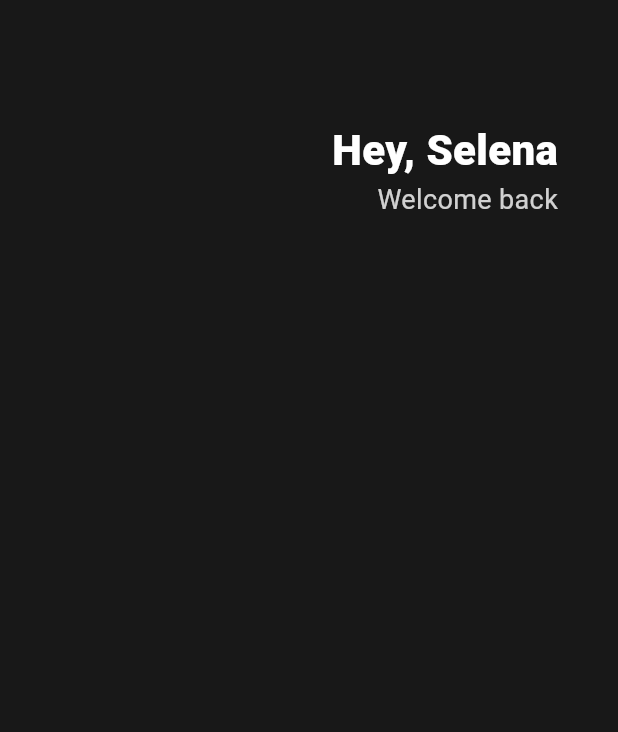
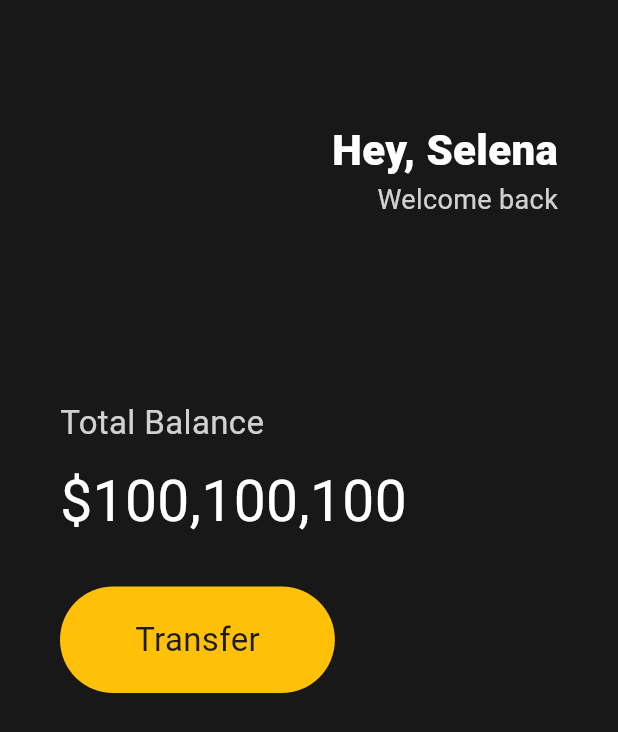
Before and after one commit to OneTen19/capstone_flutter_study, a Flutter app: the screen it shows after launch, on a phone screen of 412 x 824 dp. Shown: the top 732 px of the screen. Run offline on Flutter 3.47's test engine with Material 3 defaults, Android fonts, the phone set to English and light mode, and no system bars.

Commit message:
#3.2 Buttons Section

```diff
--- a/analysis_options.yaml
+++ b/analysis_options.yaml
@@ -21,6 +21,9 @@ linter:
   # `// ignore_for_file: name_of_lint` syntax on the line or in the file
   # producing the lint.
   rules:
+    prefer_const_constructors: false
+    prefer_const_literals_to_create_immutables: false
+    prefer_const_constructors_in_immutables: false
     # avoid_print: false  # Uncomment to disable the `avoid_print` rule
     # prefer_single_quotes: true  # Uncomment to enable the `prefer_single_quotes` rule
 
--- a/lib/main.dart
+++ b/lib/main.dart
@@ -13,6 +13,7 @@ class MyApp extends StatelessWidget {
         body: Padding(
           padding: const EdgeInsets.symmetric(horizontal: 40),
           child: Column(
+            crossAxisAlignment: CrossAxisAlignment.start,
             children: [
               const SizedBox(
                 height: 80,
@@ -41,7 +42,50 @@ class MyApp extends StatelessWidget {
                     ],
                   )
                 ],
-              )
+              ),
+              SizedBox(
+                height: 120,
+              ),
+              Text(
+                "Total Balance",
+                style: TextStyle(
+                  fontSize: 22,
+                  color: Colors.white.withOpacity(0.8),
+                ),
+              ),
+              SizedBox(
+                height: 10,
+              ),
+              Text(
+                "\$100,100,100",
+                style: TextStyle(
+                  color: Colors.white,
+                  fontSize: 38,
+                ),
+              ),
+              SizedBox(
+                height: 30,
+              ),
+              Row(
+                children: [
+                  Container(
+                    decoration: BoxDecoration(
+                      color: Colors.amber,
+                      borderRadius: BorderRadius.circular(45),
+                    ),
+                    child: Padding(
+                      padding: const EdgeInsets.symmetric(
+                          horizontal: 50, vertical: 20),
+                      child: Text(
+                        "Transfer",
+                        style: TextStyle(
+                          fontSize: 22,
+                        ),
+                      ),
+                    ),
+                  )
+                ],
+              ),
             ],
           ),
         ),
```
